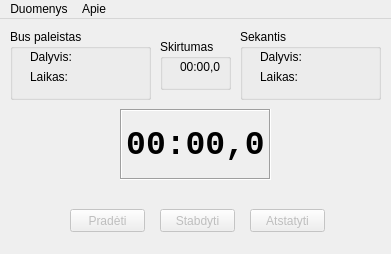
This is GUIs/MainWindow.ui in kulverstukas1/DuathlonStarter as Qt 5 draws it before an edit. The edited form follows.
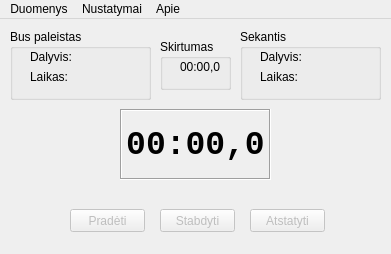
This is the edited form. Icons and pictures are not drawn.

What changed in the file:
```diff
--- a/GUIs/MainWindow.ui
+++ b/GUIs/MainWindow.ui
@@ -249,7 +249,14 @@
     <addaction name="action_fromFile"/>
     <addaction name="action_fromMemory"/>
    </widget>
+   <widget class="QMenu" name="menuNustatymai">
+    <property name="title">
+     <string>Nustatymai</string>
+    </property>
+    <addaction name="action_nustatymai"/>
+   </widget>
    <addaction name="menuData"/>
+   <addaction name="menuNustatymai"/>
    <addaction name="menuApie"/>
   </widget>
   <action name="action_fromFile">
```
Left out of the diff: 5 changed lines with no effect on the pictures.
